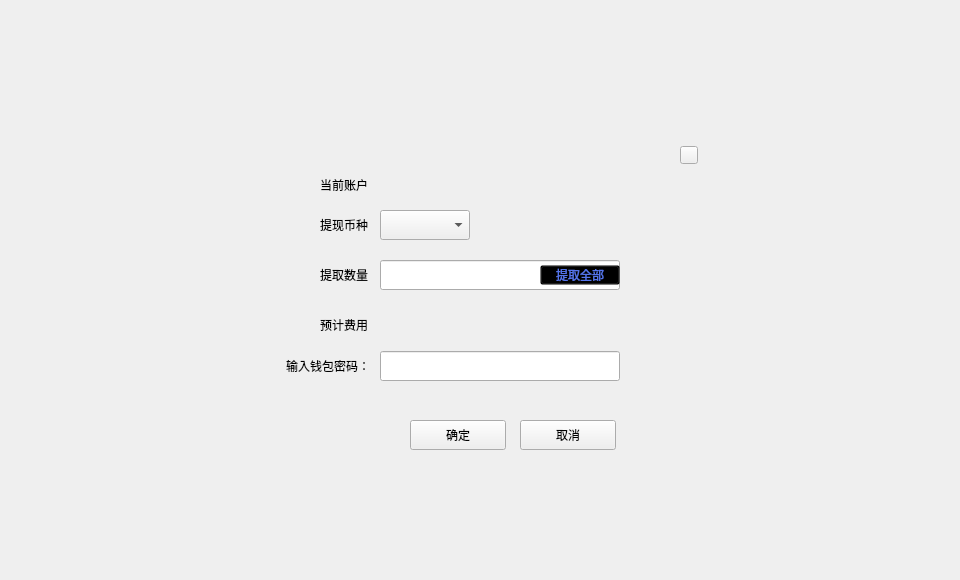
The window that exchange/withdrawexchangecontractdialog.ui (HcashOrg/hx-indicator) describes before a commit, drawn with Qt 5.
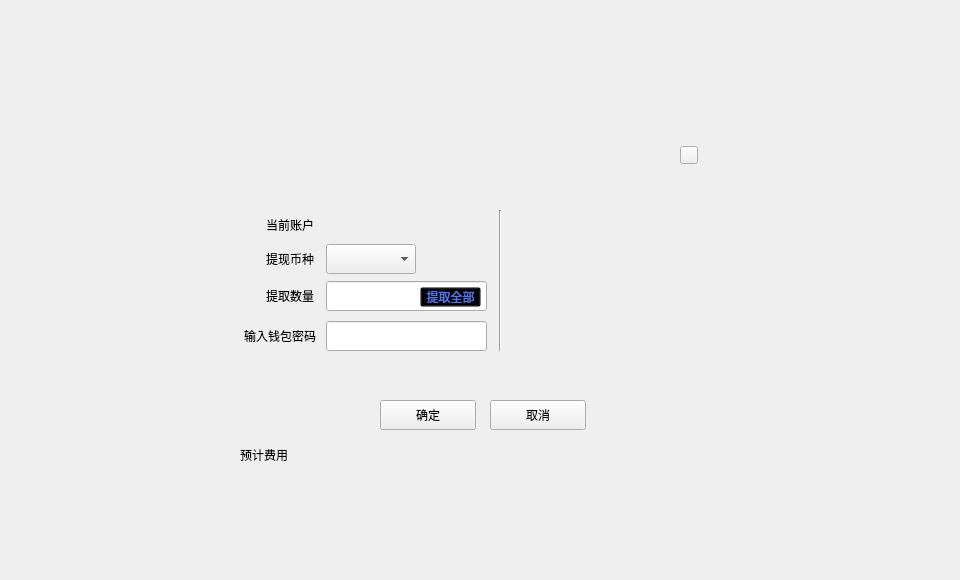
The same window after the commit.

Diff of the .ui file:
```diff
--- a/exchange/withdrawexchangecontractdialog.ui
+++ b/exchange/withdrawexchangecontractdialog.ui
@@ -39,8 +39,8 @@
     <widget class="QToolButton" name="cancelBtn">
      <property name="geometry">
       <rect>
-       <x>290</x>
-       <y>290</y>
+       <x>260</x>
+       <y>270</y>
        <width>96</width>
        <height>30</height>
       </rect>
@@ -58,8 +58,8 @@
     <widget class="QToolButton" name="okBtn">
      <property name="geometry">
       <rect>
-       <x>180</x>
-       <y>290</y>
+       <x>150</x>
+       <y>270</y>
        <width>96</width>
        <height>30</height>
       </rect>
@@ -77,8 +77,8 @@
     <widget class="QLabel" name="label">
      <property name="geometry">
       <rect>
-       <x>90</x>
-       <y>130</y>
+       <x>36</x>
+       <y>151</y>
        <width>54</width>
        <height>30</height>
       </rect>
@@ -90,9 +90,9 @@
     <widget class="QLineEdit" name="amountLineEdit">
      <property name="geometry">
       <rect>
-       <x>150</x>
-       <y>130</y>
-       <width>240</width>
+       <x>96</x>
+       <y>151</y>
+       <width>161</width>
        <height>30</height>
       </rect>
      </property>
@@ -100,9 +100,9 @@
     <widget class="QToolButton" name="withdrawAllBtn">
      <property name="geometry">
       <rect>
-       <x>310</x>
-       <y>135</y>
-       <width>80</width>
+       <x>190</x>
+       <y>157</y>
+       <width>61</width>
        <height>20</height>
       </rect>
      </property>
@@ -121,14 +121,14 @@
     <widget class="QLabel" name="label_2">
      <property name="geometry">
       <rect>
-       <x>40</x>
-       <y>221</y>
+       <x>-14</x>
+       <y>191</y>
        <width>100</width>
        <height>30</height>
       </rect>
      </property>
      <property name="text">
-      <string>输入钱包密码：</string>
+      <string>输入钱包密码</string>
      </property>
      <property name="alignment">
       <set>Qt::AlignRight|Qt::AlignTrailing|Qt::AlignVCenter</set>
@@ -137,9 +137,9 @@
     <widget class="QLineEdit" name="pwdLineEdit">
      <property name="geometry">
       <rect>
-       <x>150</x>
-       <y>221</y>
-       <width>240</width>
+       <x>96</x>
+       <y>191</y>
+       <width>161</width>
        <height>30</height>
       </rect>
      </property>
@@ -150,8 +150,8 @@
     <widget class="QLabel" name="label_4">
      <property name="geometry">
       <rect>
-       <x>90</x>
-       <y>40</y>
+       <x>36</x>
+       <y>80</y>
        <width>60</width>
        <height>30</height>
       </rect>
@@ -163,8 +163,8 @@
     <widget class="QLabel" name="label_5">
      <property name="geometry">
       <rect>
-       <x>90</x>
-       <y>80</y>
+       <x>36</x>
+       <y>114</y>
        <width>60</width>
        <height>30</height>
       </rect>
@@ -176,8 +176,8 @@
     <widget class="QComboBox" name="assetComboBox">
      <property name="geometry">
       <rect>
-       <x>150</x>
-       <y>80</y>
+       <x>96</x>
+       <y>114</y>
        <width>90</width>
        <height>30</height>
       </rect>
@@ -199,8 +199,8 @@
     <widget class="QLabel" name="accountNameLabel">
      <property name="geometry">
       <rect>
-       <x>150</x>
-       <y>40</y>
+       <x>96</x>
+       <y>80</y>
        <width>120</width>
        <height>30</height>
       </rect>
@@ -212,10 +212,10 @@
     <widget class="QLabel" name="tipLabel">
      <property name="geometry">
       <rect>
-       <x>160</x>
-       <y>220</y>
-       <width>200</width>
-       <height>16</height>
+       <x>98</x>
+       <y>230</y>
+       <width>161</width>
+       <height>20</height>
       </rect>
      </property>
      <property name="text">
@@ -247,8 +247,8 @@
     <widget class="QLabel" name="label_3">
      <property name="geometry">
       <rect>
-       <x>90</x>
-       <y>180</y>
+       <x>10</x>
+       <y>310</y>
        <width>54</width>
        <height>30</height>
       </rect>
@@ -260,8 +260,8 @@
     <widget class="QLabel" name="contractFeeLabel">
      <property name="geometry">
       <rect>
-       <x>150</x>
-       <y>180</y>
+       <x>70</x>
+       <y>310</y>
        <width>120</width>
        <height>30</height>
       </rect>
@@ -270,6 +270,29 @@
       <string/>
      </property>
     </widget>
+    <widget class="QStackedWidget" name="stackedWidget">
+     <property name="geometry">
+      <rect>
+       <x>286</x>
+       <y>80</y>
+       <width>181</width>
+       <height>145</height>
+      </rect>
+     </property>
+    </widget>
+    <widget class="Line" name="line">
+     <property name="geometry">
+      <rect>
+       <x>260</x>
+       <y>80</y>
+       <width>20</width>
+       <height>141</height>
+      </rect>
+     </property>
+     <property name="orientation">
+      <enum>Qt::Vertical</enum>
+     </property>
+    </widget>
    </widget>
   </widget>
  </widget>
```
